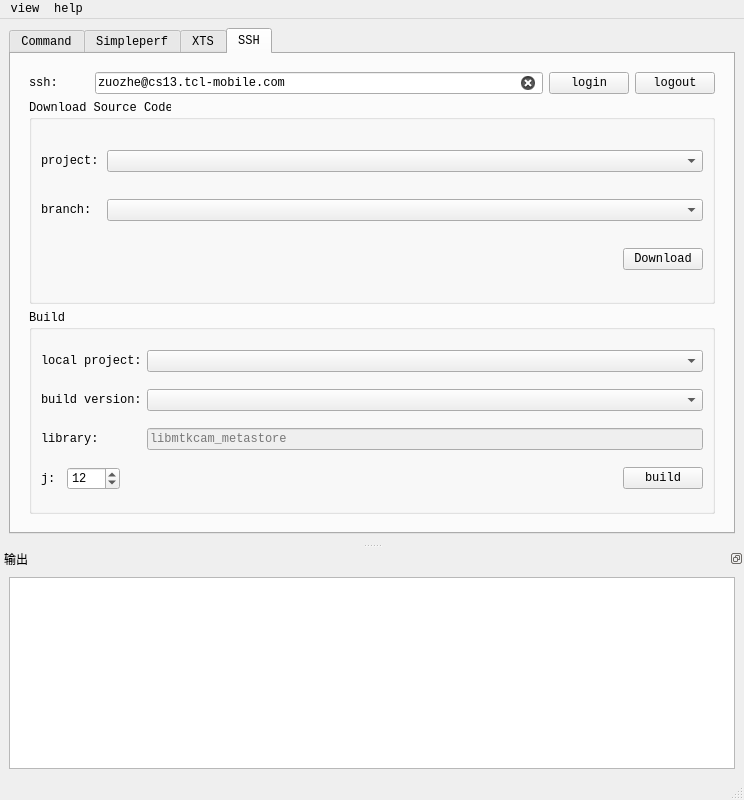
Qt form mainwindow.ui (zuoVision/Qt) before a commit.
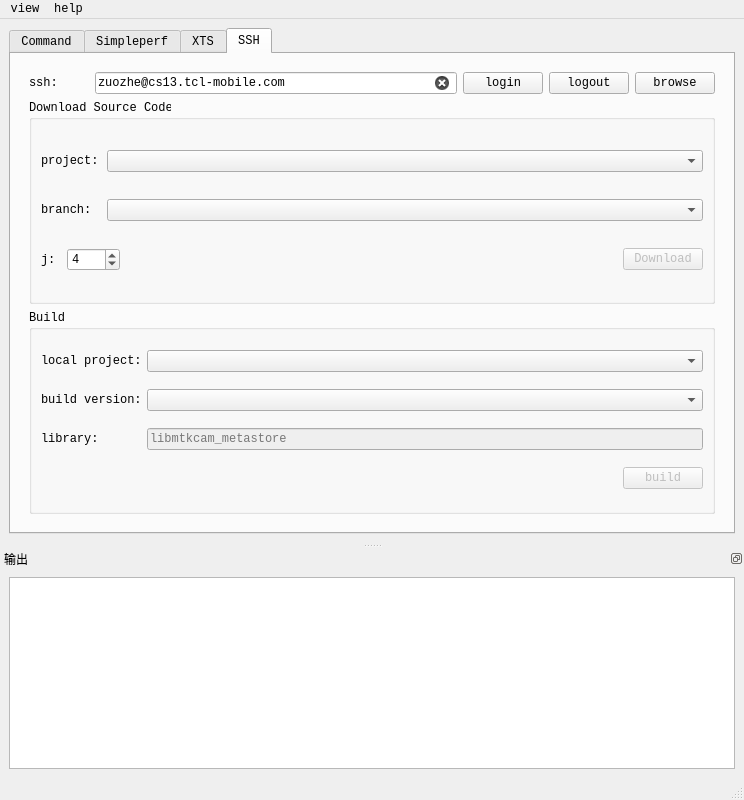
The same form after that commit.

The edit to the form file:
```diff
--- a/mainwindow.ui
+++ b/mainwindow.ui
@@ -2135,6 +2135,19 @@
                </property>
               </widget>
              </item>
+             <item>
+              <widget class="QPushButton" name="pushButton_browse">
+               <property name="sizePolicy">
+                <sizepolicy hsizetype="Fixed" vsizetype="Fixed">
+                 <horstretch>0</horstretch>
+                 <verstretch>0</verstretch>
+                </sizepolicy>
+               </property>
+               <property name="text">
+                <string>browse</string>
+               </property>
+              </widget>
+             </item>
             </layout>
            </item>
            <item row="1" column="0">
@@ -2143,33 +2156,78 @@
               <string>Download Source Code</string>
              </property>
              <layout class="QGridLayout" name="gridLayout_22">
-              <item row="0" column="0" colspan="2">
-               <layout class="QHBoxLayout" name="horizontalLayout_50">
+              <item row="2" column="2">
+               <widget class="QPushButton" name="pushButton_download">
+                <property name="enabled">
+                 <bool>false</bool>
+                </property>
+                <property name="text">
+                 <string>Download</string>
+                </property>
+               </widget>
+              </item>
+              <item row="2" column="1">
+               <spacer name="horizontalSpacer_26">
+                <property name="orientation">
+                 <enum>Qt::Horizontal</enum>
+                </property>
+                <property name="sizeHint" stdset="0">
+                 <size>
+                  <width>573</width>
+                  <height>17</height>
+                 </size>
+                </property>
+               </spacer>
+              </item>
+              <item row="2" column="0">
+               <layout class="QHBoxLayout" name="horizontalLayout_53">
                 <item>
-                 <widget class="QLabel" name="label_project">
+                 <widget class="QLabel" name="label_j">
                   <property name="sizePolicy">
                    <sizepolicy hsizetype="Fixed" vsizetype="Fixed">
                     <horstretch>0</horstretch>
                     <verstretch>0</verstretch>
                    </sizepolicy>
                   </property>
+                  <property name="minimumSize">
+                   <size>
+                    <width>20</width>
+                    <height>23</height>
+                   </size>
+                  </property>
                   <property name="maximumSize">
                    <size>
-                    <width>60</width>
+                    <width>20</width>
                     <height>23</height>
                    </size>
                   </property>
                   <property name="text">
-                   <string>project:</string>
+                   <string>j:</string>
                   </property>
                  </widget>
                 </item>
                 <item>
-                 <widget class="QComboBox" name="comboBox_project"/>
+                 <widget class="QSpinBox" name="spinBox_j">
+                  <property name="sizePolicy">
+                   <sizepolicy hsizetype="Fixed" vsizetype="Fixed">
+                    <horstretch>0</horstretch>
+                    <verstretch>0</verstretch>
+                   </sizepolicy>
+                  </property>
+                  <property name="maximum">
+                   <number>128</number>
+                  </property>
+                  <property name="singleStep">
+                   <number>2</number>
+                  </property>
+                  <property name="value">
+                   <number>4</number>
+                  </property>
+                 </widget>
                 </item>
                </layout>
               </item>
-              <item row="1" column="0" colspan="2">
+              <item row="1" column="0" colspan="3">
                <layout class="QHBoxLayout" name="horizontalLayout_51">
                 <item>
                  <widget class="QLabel" name="label_branch">
@@ -2195,25 +2253,31 @@
                 </item>
                </layout>
               </item>
-              <item row="2" column="0">
-               <spacer name="horizontalSpacer_26">
-                <property name="orientation">
-                 <enum>Qt::Horizontal</enum>
-                </property>
-                <property name="sizeHint" stdset="0">
+              <item row="0" column="0" colspan="3">
+               <layout class="QHBoxLayout" name="horizontalLayout_50">
+                <item>
+                 <widget class="QLabel" name="label_project">
+                  <property name="sizePolicy">
+                   <sizepolicy hsizetype="Fixed" vsizetype="Fixed">
+                    <horstretch>0</horstretch>
+                    <verstretch>0</verstretch>
+                   </sizepolicy>
+                  </property>
+                  <property name="maximumSize">
                  <size>
-                  <width>573</width>
-                  <height>17</height>
-                 </size>
-                </property>
-               </spacer>
-              </item>
-              <item row="2" column="1">
-               <widget class="QPushButton" name="pushButton_download">
+                    <width>60</width>
+                    <height>23</height>
+                   </size>
+                  </property>
                 <property name="text">
-                 <string>Download</string>
-                </property>
-               </widget>
+                   <string>project:</string>
+                  </property>
+                 </widget>
+                </item>
+                <item>
+                 <widget class="QComboBox" name="comboBox_project"/>
+                </item>
+               </layout>
               </item>
              </layout>
             </widget>
@@ -2318,54 +2382,6 @@
                 </item>
                </layout>
               </item>
-              <item row="3" column="0">
-               <layout class="QHBoxLayout" name="horizontalLayout_53">
-                <item>
-                 <widget class="QLabel" name="label_j">
-                  <property name="sizePolicy">
-                   <sizepolicy hsizetype="Fixed" vsizetype="Fixed">
-                    <horstretch>0</horstretch>
-                    <verstretch>0</verstretch>
-                   </sizepolicy>
-                  </property>
-                  <property name="minimumSize">
-                   <size>
-                    <width>20</width>
-                    <height>23</height>
-                   </size>
-                  </property>
-                  <property name="maximumSize">
-                   <size>
-                    <width>20</width>
-                    <height>23</height>
-                   </size>
-                  </property>
-                  <property name="text">
-                   <string>j:</string>
-                  </property>
-                 </widget>
-                </item>
-                <item>
-                 <widget class="QSpinBox" name="spinBox_j">
-                  <property name="sizePolicy">
-                   <sizepolicy hsizetype="Fixed" vsizetype="Fixed">
-                    <horstretch>0</horstretch>
-                    <verstretch>0</verstretch>
-                   </sizepolicy>
-                  </property>
-                  <property name="maximum">
-                   <number>128</number>
-                  </property>
-                  <property name="singleStep">
-                   <number>2</number>
-                  </property>
-                  <property name="value">
-                   <number>12</number>
-                  </property>
-                 </widget>
-                </item>
-               </layout>
-              </item>
               <item row="3" column="1">
                <spacer name="horizontalSpacer_27">
                 <property name="orientation">
@@ -2381,6 +2397,9 @@
               </item>
               <item row="3" column="2">
                <widget class="QPushButton" name="pushButton_build">
+                <property name="enabled">
+                 <bool>false</bool>
+                </property>
                 <property name="text">
                  <string>build</string>
                 </property>
```
Lines whose indentation alone changed are shown as unchanged.
